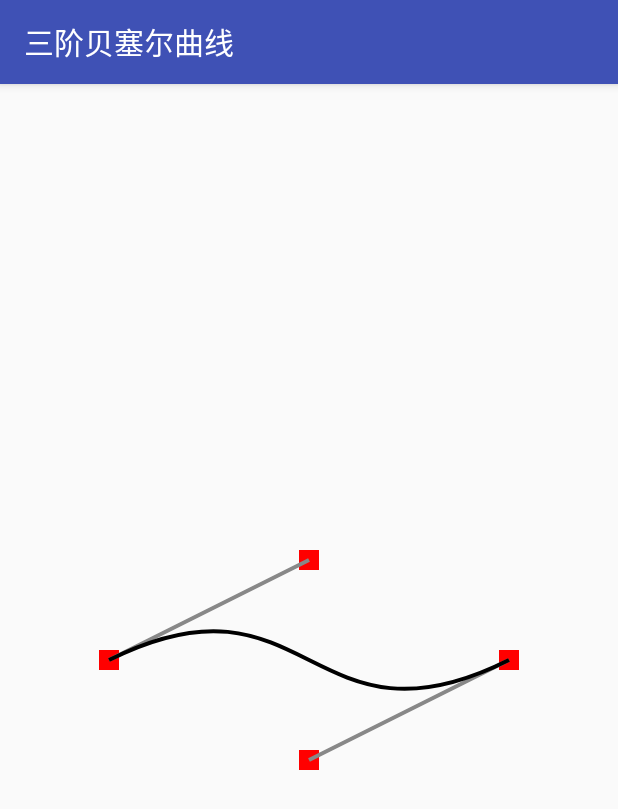
After one commit to sheaye/SnailsTrack, an Android app: the CubicBezierActivity screen opened directly, with no data from a screen before it, on a phone screen of 412 x 824 dp. The commit adds this screen. Shown: the top 809 px of the screen. Run offline under Robolectric (Android 15) with nearby library versions, the phone set to English and light mode, and no system bars.

Commit message:
画布操作

```diff
--- a/app/src/main/assets/main.json
+++ b/app/src/main/assets/main.json
@@ -10,4 +10,10 @@
 }, {
   "id": 4,
   "name": "图片和文字"
+},{
+  "id":5,
+  "name":"Path的基本操作"
+},{
+  "id":6,
+  "name":"贝塞尔曲线"
 }]
--- /dev/null
+++ b/app/src/main/java/com/snail/track/samples/path/Bezier/cubic/CubicBezierActivity.java
@@ -0,0 +1,16 @@
+package com.snail.track.samples.path.Bezier.cubic;
+
+import android.support.v7.app.AppCompatActivity;
+import android.os.Bundle;
+
+import com.snail.track.R;
+
+public class CubicBezierActivity extends AppCompatActivity {
+
+    @Override
+    protected void onCreate(Bundle savedInstanceState) {
+        super.onCreate(savedInstanceState);
+        getSupportActionBar().setTitle(R.string.cubic_bezier);
+        setContentView(R.layout.activity_beaier_cubic);
+    }
+}
--- /dev/null
+++ b/app/src/main/java/com/snail/track/samples/path/Bezier/cubic/CubicBezierView.java
@@ -0,0 +1,100 @@
+package com.snail.track.samples.path.Bezier.cubic;
+
+import android.content.Context;
+import android.graphics.Canvas;
+import android.graphics.Color;
+import android.graphics.Paint;
+import android.graphics.Path;
+import android.graphics.PointF;
+import android.support.annotation.Nullable;
+import android.util.AttributeSet;
+import android.view.MotionEvent;
+import android.view.View;
+
+public class CubicBezierView extends View {
+
+    private Paint mPaint;
+    private Path mPath;
+    private PointF mStartPoint;
+    private PointF mEndPoint;
+    private PointF mControlPoint1;
+    private PointF mControlPoint2;
+    private int mCenterX;
+    private int mCenterY;
+
+    public CubicBezierView(Context context) {
+        this(context, null);
+    }
+
+    public CubicBezierView(Context context, @Nullable AttributeSet attrs) {
+        super(context, attrs);
+        mPaint = new Paint();
+        mPaint.setAntiAlias(true);
+        mPaint.setStyle(Paint.Style.STROKE);
+
+        mPath = new Path();
+        mStartPoint = new PointF(0, 0);
+        mEndPoint = new PointF(0, 0);
+        mControlPoint1 = new PointF(0, 0);
+        mControlPoint2 = new PointF(0, 0);
+    }
+
+    @Override
+    protected void onSizeChanged(int w, int h, int oldw, int oldh) {
+        super.onSizeChanged(w, h, oldw, oldh);
+        mCenterX = w / 2;
+        mCenterY = h / 2;
+
+        mStartPoint.x = mCenterX - 200;
+        mStartPoint.y = mCenterY;
+
+        mEndPoint.x = mCenterX + 200;
+        mEndPoint.y = mCenterY;
+
+        mControlPoint1.x = mCenterX;
+        mControlPoint1.y = mCenterY - 100;
+
+        mControlPoint2.x = mCenterX;
+        mControlPoint2.y = mCenterY + 100;
+    }
+
+    @Override
+    public boolean onTouchEvent(MotionEvent event) {
+        float curX = event.getX();
+        float curY = event.getY();
+        double d1 = Math.pow(curX - mControlPoint1.x, 2) + Math.pow(curY - mControlPoint1.y, 2);
+        double d2 = Math.pow(curX - mControlPoint2.x, 2) + Math.pow(curY - mControlPoint2.y, 2);
+        if (d1 <= d2) {
+            mControlPoint1.x = curX;
+            mControlPoint1.y = curY;
+        }else {
+            mControlPoint2.x = curX;
+            mControlPoint2.y = curY;
+        }
+        invalidate();
+        return true;
+    }
+
+    @Override
+    protected void onDraw(Canvas canvas) {
+        super.onDraw(canvas);
+        mPaint.setColor(Color.RED);
+        mPaint.setStrokeWidth(20);
+        canvas.drawPoint(mStartPoint.x, mStartPoint.y, mPaint);
+        canvas.drawPoint(mEndPoint.x, mEndPoint.y, mPaint);
+        canvas.drawPoint(mControlPoint1.x, mControlPoint1.y, mPaint);
+        canvas.drawPoint(mControlPoint2.x, mControlPoint2.y, mPaint);
+
+        mPaint.setColor(Color.GRAY);
+        mPaint.setStrokeWidth(4);
+        canvas.drawLine(mStartPoint.x, mStartPoint.y, mControlPoint1.x, mControlPoint1.y, mPaint);
+        canvas.drawLine(mEndPoint.x, mEndPoint.y, mControlPoint2.x, mControlPoint2.y, mPaint);
+
+        mPaint.setColor(Color.BLACK);
+        mPaint.setStrokeWidth(4);
+        mPath.reset();
+        mPath.moveTo(mStartPoint.x, mStartPoint.y);
+        mPath.cubicTo(mControlPoint1.x, mControlPoint1.y, mControlPoint2.x, mControlPoint2.y,mEndPoint.x, mEndPoint.y);
+        canvas.drawPath(mPath, mPaint);
+    }
+}
--- /dev/null
+++ b/app/src/main/res/layout/activity_beaier_cubic.xml
@@ -0,0 +1,12 @@
+<?xml version="1.0" encoding="utf-8"?>
+<RelativeLayout xmlns:android="http://schemas.android.com/apk/res/android"
+    xmlns:tools="http://schemas.android.com/tools"
+    android:layout_width="match_parent"
+    android:layout_height="match_parent"
+    tools:context=".samples.path.Bezier.cubic.CubicBezierActivity">
+
+    <com.snail.track.samples.path.Bezier.cubic.CubicBezierView
+        android:layout_width="match_parent"
+        android:layout_height="match_parent" />
+
+</RelativeLayout>
--- a/app/src/main/res/values/strings.xml
+++ b/app/src/main/res/values/strings.xml
@@ -4,4 +4,9 @@
     <string name="home_page">首页</string>
     <string name="canvas_operations">画布操作</string>
     <string name="scale">Scale:</string>
+    <string name="path_operations">Path的基本操作</string>
+    <string name="bezier_path">贝塞尔曲线</string>
+    <string name="cubic_bezier">三阶贝塞尔曲线</string>
+    <string name="quad_bezier">二阶贝塞尔曲线</string>
+    <string name="heart">爱心</string>
 </resources>
```
Also changed, not shown: app/src/main/AndroidManifest.xml (+6 -1 lines), app/src/main/java/com/snail/track/main/MainAdapter.java (+8 -0 lines), app/src/main/java/com/snail/track/samples/path/Bezier/BezierActivity.java (added, +40 -0 lines), app/src/main/java/com/snail/track/samples/path/Bezier/heart/HeartBezierActivity.java (added, +15 -0 lines), app/src/main/java/com/snail/track/samples/path/Bezier/heart/HeartBezierView.java (added, +123 -0 lines), app/src/main/java/com/snail/track/samples/path/Bezier/quad/QuadBezierActivity.java (added, +16 -0 lines), app/src/main/java/com/snail/track/samples/path/Bezier/quad/QuadBezierView.java (added, +89 -0 lines), app/src/main/java/com/snail/track/samples/path/PathTestActivity.java (added, +16 -0 lines), app/src/main/java/com/snail/track/samples/path/PathTestView.java (added, +86 -0 lines), app/src/main/res/layout/activity_bezier.xml (added, +37 -0 lines), app/src/main/res/layout/activity_bezier_quad.xml (added, +12 -0 lines), app/src/main/res/layout/activity_heart_bezier.xml (added, +13 -0 lines), app/src/main/res/layout/activity_path_test.xml (added, +14 -0 lines).
